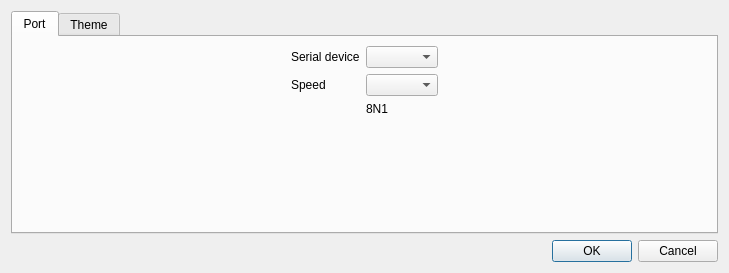
Before: the Qt Designer form src/preferencesdialog.ui in oleg-politechnik/qMinicom, drawn with Qt 5.
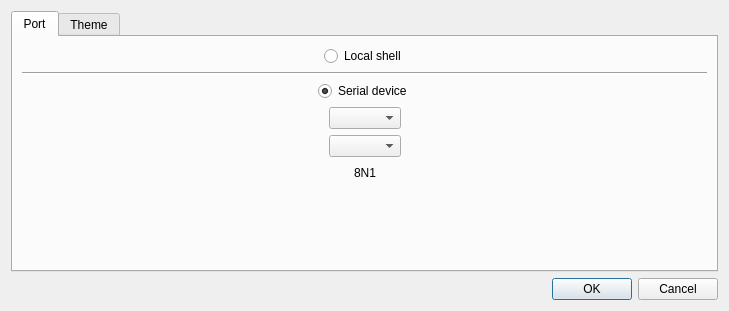
After: the same form once the commit is applied. Custom widgets are drawn as their Qt base class.

Commit message: added local vt100-like shell (for easier vt100 rendering engine testing)

The edit to the form file:
```diff
--- a/src/preferencesdialog.ui
+++ b/src/preferencesdialog.ui
@@ -7,7 +7,7 @@
     <x>0</x>
     <y>0</y>
     <width>729</width>
-    <height>273</height>
+    <height>311</height>
    </rect>
   </property>
   <property name="windowTitle">
@@ -23,40 +23,140 @@
       <attribute name="title">
        <string>Port</string>
       </attribute>
-      <layout class="QHBoxLayout" name="horizontalLayout_2">
+      <layout class="QVBoxLayout" name="verticalLayout_3">
        <item>
-        <spacer name="horizontalSpacer_2">
+        <layout class="QHBoxLayout" name="horizontalLayout_4">
+         <item>
+          <spacer name="horizontalSpacer_6">
+           <property name="orientation">
+            <enum>Qt::Horizontal</enum>
+           </property>
+           <property name="sizeHint" stdset="0">
+            <size>
+             <width>40</width>
+             <height>20</height>
+            </size>
+           </property>
+          </spacer>
+         </item>
+         <item>
+          <widget class="QRadioButton" name="radioButtonLocalShell">
+           <property name="text">
+            <string>Local shell</string>
+           </property>
+          </widget>
+         </item>
+         <item>
+          <spacer name="horizontalSpacer_5">
+           <property name="orientation">
+            <enum>Qt::Horizontal</enum>
+           </property>
+           <property name="sizeHint" stdset="0">
+            <size>
+             <width>40</width>
+             <height>20</height>
+            </size>
+           </property>
+          </spacer>
+         </item>
+        </layout>
+       </item>
+       <item>
+        <widget class="Line" name="line">
          <property name="orientation">
           <enum>Qt::Horizontal</enum>
          </property>
-         <property name="sizeHint" stdset="0">
-          <size>
-           <width>40</width>
-           <height>20</height>
-          </size>
-         </property>
-        </spacer>
+        </widget>
        </item>
        <item>
-        <layout class="QFormLayout" name="formLayout">
-         <item row="0" column="0">
-          <widget class="QLabel" name="label_2">
+        <layout class="QHBoxLayout" name="horizontalLayout_3">
+         <item>
+          <spacer name="horizontalSpacer">
+           <property name="orientation">
+            <enum>Qt::Horizontal</enum>
+           </property>
+           <property name="sizeHint" stdset="0">
+            <size>
+             <width>40</width>
+             <height>20</height>
+            </size>
+           </property>
+          </spacer>
+         </item>
+         <item>
+          <widget class="QRadioButton" name="radioButtonSerialDevice">
            <property name="text">
             <string>Serial device</string>
            </property>
+           <property name="checked">
+            <bool>true</bool>
+           </property>
           </widget>
          </item>
-         <item row="0" column="1">
+         <item>
+          <spacer name="horizontalSpacer_2">
+           <property name="orientation">
+            <enum>Qt::Horizontal</enum>
+           </property>
+           <property name="sizeHint" stdset="0">
+            <size>
+             <width>40</width>
+             <height>20</height>
+            </size>
+           </property>
+          </spacer>
+         </item>
+        </layout>
+       </item>
+       <item>
+        <layout class="QHBoxLayout" name="horizontalLayout_2">
+         <item>
+          <spacer name="horizontalSpacer_3">
+           <property name="orientation">
+            <enum>Qt::Horizontal</enum>
+           </property>
+           <property name="sizeHint" stdset="0">
+            <size>
+             <width>40</width>
+             <height>20</height>
+            </size>
+           </property>
+          </spacer>
+         </item>
+         <item>
           <widget class="QComboBox" name="cmbDevice"/>
          </item>
-         <item row="1" column="0">
-          <widget class="QLabel" name="label">
-           <property name="text">
-            <string>Speed</string>
+         <item>
+          <spacer name="horizontalSpacer_4">
+           <property name="orientation">
+            <enum>Qt::Horizontal</enum>
            </property>
-          </widget>
+           <property name="sizeHint" stdset="0">
+            <size>
+             <width>40</width>
+             <height>20</height>
+            </size>
+           </property>
+          </spacer>
          </item>
-         <item row="1" column="1">
+        </layout>
+       </item>
+       <item>
+        <layout class="QHBoxLayout" name="horizontalLayout_5">
+         <item>
+          <spacer name="horizontalSpacer_7">
+           <property name="orientation">
+            <enum>Qt::Horizontal</enum>
+           </property>
+           <property name="sizeHint" stdset="0">
+            <size>
+             <width>40</width>
+             <height>20</height>
+            </size>
+           </property>
+          </spacer>
+         </item>
+         <item>
           <widget class="QComboBox" name="cmbSpeed">
            <property name="editable">
             <bool>false</bool>
@@ -69,24 +169,67 @@
            </property>
           </widget>
          </item>
-         <item row="2" column="1">
-          <widget class="QLabel" name="label_3">
+         <item>
+          <spacer name="horizontalSpacer_8">
+           <property name="orientation">
+            <enum>Qt::Horizontal</enum>
+           </property>
+           <property name="sizeHint" stdset="0">
+            <size>
+             <width>40</width>
+             <height>20</height>
+            </size>
+           </property>
+          </spacer>
+         </item>
+        </layout>
+       </item>
+       <item>
+        <layout class="QHBoxLayout" name="horizontalLayout_6">
+         <item>
+          <spacer name="horizontalSpacer_9">
+           <property name="orientation">
+            <enum>Qt::Horizontal</enum>
+           </property>
+           <property name="sizeHint" stdset="0">
+            <size>
+             <width>40</width>
+             <height>20</height>
+            </size>
+           </property>
+          </spacer>
+         </item>
+         <item>
+          <widget class="QLabel" name="labelParams">
            <property name="text">
             <string>8N1</string>
            </property>
           </widget>
          </item>
+         <item>
+          <spacer name="horizontalSpacer_10">
+           <property name="orientation">
+            <enum>Qt::Horizontal</enum>
+           </property>
+           <property name="sizeHint" stdset="0">
+            <size>
+             <width>40</width>
+             <height>20</height>
+            </size>
+           </property>
+          </spacer>
+         </item>
         </layout>
        </item>
        <item>
-        <spacer name="horizontalSpacer">
+        <spacer name="verticalSpacer">
          <property name="orientation">
-          <enum>Qt::Horizontal</enum>
+          <enum>Qt::Vertical</enum>
          </property>
          <property name="sizeHint" stdset="0">
           <size>
-           <width>40</width>
-           <height>20</height>
+           <width>20</width>
+           <height>40</height>
           </size>
          </property>
         </spacer>
```
The commit also changes 8 other files.
